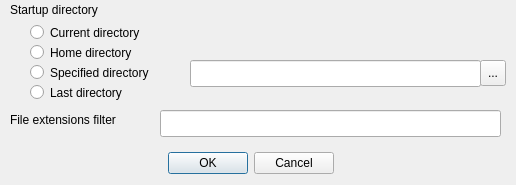
First picture: the form in ui/prefs_dial.ui, repository mimbert/soundbrowser, before the edit.
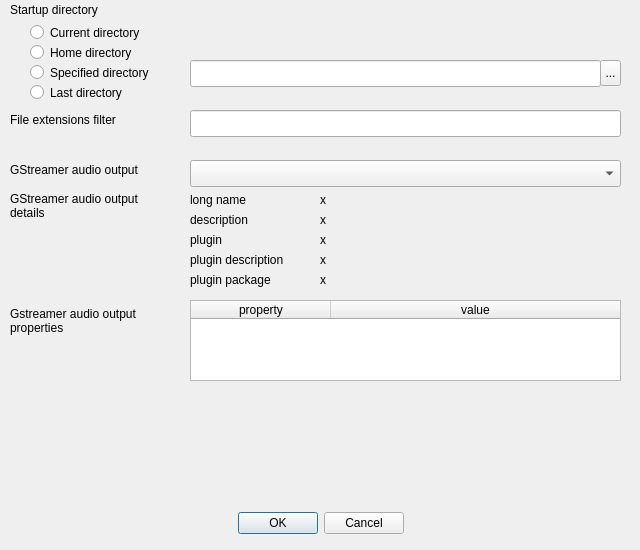
Second picture: the form after the edit. Icons and pictures are not drawn.

Commit message: add audio output config

```diff
--- a/ui/prefs_dial.ui
+++ b/ui/prefs_dial.ui
@@ -6,10 +6,16 @@
    <rect>
     <x>0</x>
     <y>0</y>
-    <width>516</width>
-    <height>185</height>
+    <width>640</width>
+    <height>550</height>
    </rect>
   </property>
+  <property name="sizePolicy">
+   <sizepolicy hsizetype="Fixed" vsizetype="Fixed">
+    <horstretch>0</horstretch>
+    <verstretch>0</verstretch>
+   </sizepolicy>
+  </property>
   <property name="windowTitle">
    <string>Preferences</string>
   </property>
@@ -23,8 +29,8 @@
   <widget class="QDialogButtonBox" name="buttonBox">
    <property name="geometry">
     <rect>
-     <x>0</x>
-     <y>150</y>
+     <x>70</x>
+     <y>510</y>
      <width>501</width>
      <height>27</height>
     </rect>
@@ -101,7 +107,7 @@
     <rect>
      <x>190</x>
      <y>60</y>
-     <width>291</width>
+     <width>411</width>
      <height>27</height>
     </rect>
    </property>
@@ -122,9 +128,9 @@
   <widget class="QToolButton" name="specified_path_button">
    <property name="geometry">
     <rect>
-     <x>480</x>
+     <x>600</x>
      <y>60</y>
-     <width>26</width>
+     <width>21</width>
      <height>26</height>
     </rect>
    </property>
@@ -173,13 +179,238 @@
   <widget class="QLineEdit" name="file_extensions_filter">
    <property name="geometry">
     <rect>
-     <x>160</x>
+     <x>190</x>
      <y>110</y>
-     <width>341</width>
+     <width>431</width>
      <height>27</height>
     </rect>
    </property>
   </widget>
+  <widget class="QLabel" name="label_gst_aa">
+   <property name="geometry">
+    <rect>
+     <x>10</x>
+     <y>160</y>
+     <width>171</width>
+     <height>19</height>
+    </rect>
+   </property>
+   <property name="text">
+    <string>GStreamer audio output</string>
+   </property>
+  </widget>
+  <widget class="QComboBox" name="audio_output">
+   <property name="geometry">
+    <rect>
+     <x>190</x>
+     <y>160</y>
+     <width>431</width>
+     <height>27</height>
+    </rect>
+   </property>
+  </widget>
+  <widget class="QTableWidget" name="audio_output_properties">
+   <property name="geometry">
+    <rect>
+     <x>190</x>
+     <y>300</y>
+     <width>431</width>
+     <height>81</height>
+    </rect>
+   </property>
+   <property name="verticalScrollBarPolicy">
+    <enum>Qt::ScrollBarAsNeeded</enum>
+   </property>
+   <property name="sizeAdjustPolicy">
+    <enum>QAbstractScrollArea::AdjustIgnored</enum>
+   </property>
+   <property name="rowCount">
+    <number>0</number>
+   </property>
+   <property name="columnCount">
+    <number>2</number>
+   </property>
+   <attribute name="horizontalHeaderCascadingSectionResizes">
+    <bool>false</bool>
+   </attribute>
+   <attribute name="horizontalHeaderDefaultSectionSize">
+    <number>140</number>
+   </attribute>
+   <attribute name="horizontalHeaderStretchLastSection">
+    <bool>true</bool>
+   </attribute>
+   <attribute name="verticalHeaderVisible">
+    <bool>false</bool>
+   </attribute>
+   <column>
+    <property name="text">
+     <string>property</string>
+    </property>
+   </column>
+   <column>
+    <property name="text">
+     <string>value</string>
+    </property>
+   </column>
+  </widget>
+  <widget class="QLabel" name="label_aa_properties">
+   <property name="geometry">
+    <rect>
+     <x>10</x>
+     <y>300</y>
+     <width>161</width>
+     <height>41</height>
+    </rect>
+   </property>
+   <property name="text">
+    <string>Gstreamer audio output
+properties</string>
+   </property>
+  </widget>
+  <widget class="QLabel" name="label_gst_aa_details">
+   <property name="geometry">
+    <rect>
+     <x>10</x>
+     <y>180</y>
+     <width>171</width>
+     <height>51</height>
+    </rect>
+   </property>
+   <property name="text">
+    <string>GStreamer audio output
+details</string>
+   </property>
+  </widget>
+  <widget class="QLabel" name="label_aa_long_name">
+   <property name="geometry">
+    <rect>
+     <x>190</x>
+     <y>190</y>
+     <width>81</width>
+     <height>19</height>
+    </rect>
+   </property>
+   <property name="text">
+    <string>long name</string>
+   </property>
+  </widget>
+  <widget class="QLabel" name="label_aa_description">
+   <property name="geometry">
+    <rect>
+     <x>190</x>
+     <y>210</y>
+     <width>91</width>
+     <height>19</height>
+    </rect>
+   </property>
+   <property name="text">
+    <string>description</string>
+   </property>
+  </widget>
+  <widget class="QLabel" name="label_aa_plugin">
+   <property name="geometry">
+    <rect>
+     <x>190</x>
+     <y>230</y>
+     <width>91</width>
+     <height>19</height>
+    </rect>
+   </property>
+   <property name="text">
+    <string>plugin</string>
+   </property>
+  </widget>
+  <widget class="QLabel" name="label_aa_plugin_description">
+   <property name="geometry">
+    <rect>
+     <x>190</x>
+     <y>250</y>
+     <width>131</width>
+     <height>19</height>
+    </rect>
+   </property>
+   <property name="text">
+    <string>plugin description</string>
+   </property>
+  </widget>
+  <widget class="QLabel" name="label_aa_plugin_package">
+   <property name="geometry">
+    <rect>
+     <x>190</x>
+     <y>270</y>
+     <width>131</width>
+     <height>19</height>
+    </rect>
+   </property>
+   <property name="text">
+    <string>plugin package</string>
+   </property>
+  </widget>
+  <widget class="QLabel" name="audio_output_long_name">
+   <property name="geometry">
+    <rect>
+     <x>320</x>
+     <y>190</y>
+     <width>301</width>
+     <height>19</height>
+    </rect>
+   </property>
+   <property name="text">
+    <string>x</string>
+   </property>
+  </widget>
+  <widget class="QLabel" name="audio_output_description">
+   <property name="geometry">
+    <rect>
+     <x>320</x>
+     <y>210</y>
+     <width>301</width>
+     <height>19</height>
+    </rect>
+   </property>
+   <property name="text">
+    <string>x</string>
+   </property>
+  </widget>
+  <widget class="QLabel" name="audio_output_plugin">
+   <property name="geometry">
+    <rect>
+     <x>320</x>
+     <y>230</y>
+     <width>301</width>
+     <height>19</height>
+    </rect>
+   </property>
+   <property name="text">
+    <string>x</string>
+   </property>
+  </widget>
+  <widget class="QLabel" name="audio_output_plugin_description">
+   <property name="geometry">
+    <rect>
+     <x>320</x>
+     <y>250</y>
+     <width>301</width>
+     <height>19</height>
+    </rect>
+   </property>
+   <property name="text">
+    <string>x</string>
+   </property>
+  </widget>
+  <widget class="QLabel" name="audio_output_plugin_package">
+   <property name="geometry">
+    <rect>
+     <x>320</x>
+     <y>270</y>
+     <width>301</width>
+     <height>19</height>
+    </rect>
+   </property>
+   <property name="text">
+    <string>x</string>
+   </property>
+  </widget>
  </widget>
  <resources>
   <include location="soundbrowser.qrc"/>
```
Left out of the diff: 4 changed lines with no effect on the pictures. The commit also changes 1 other file.
